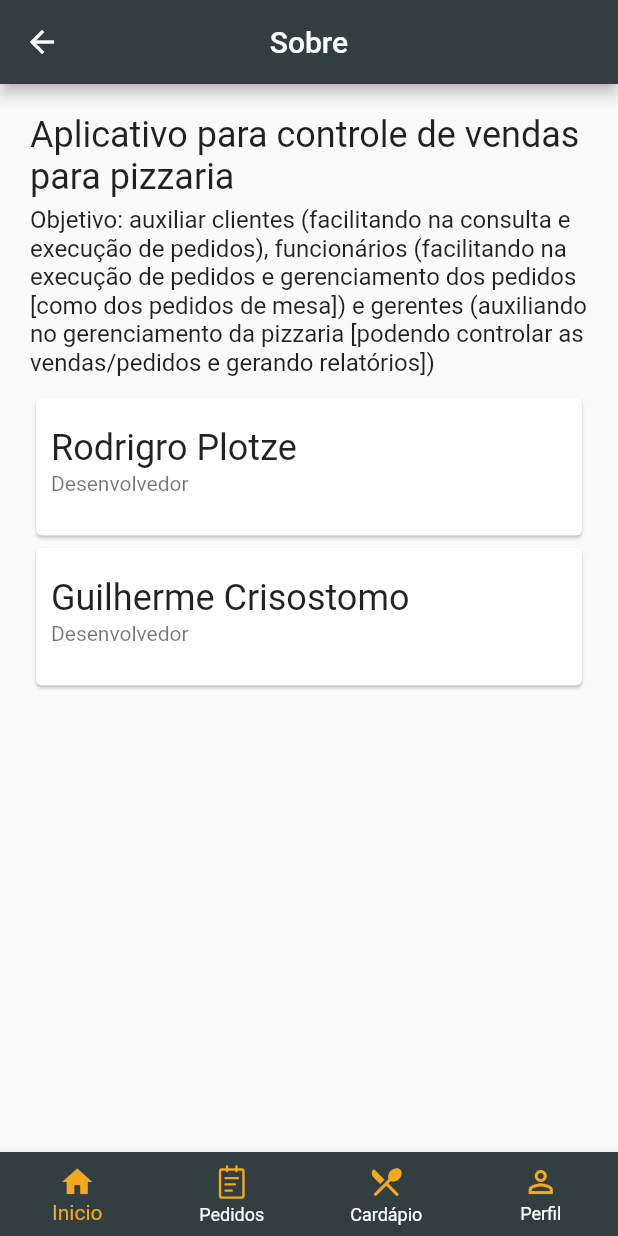
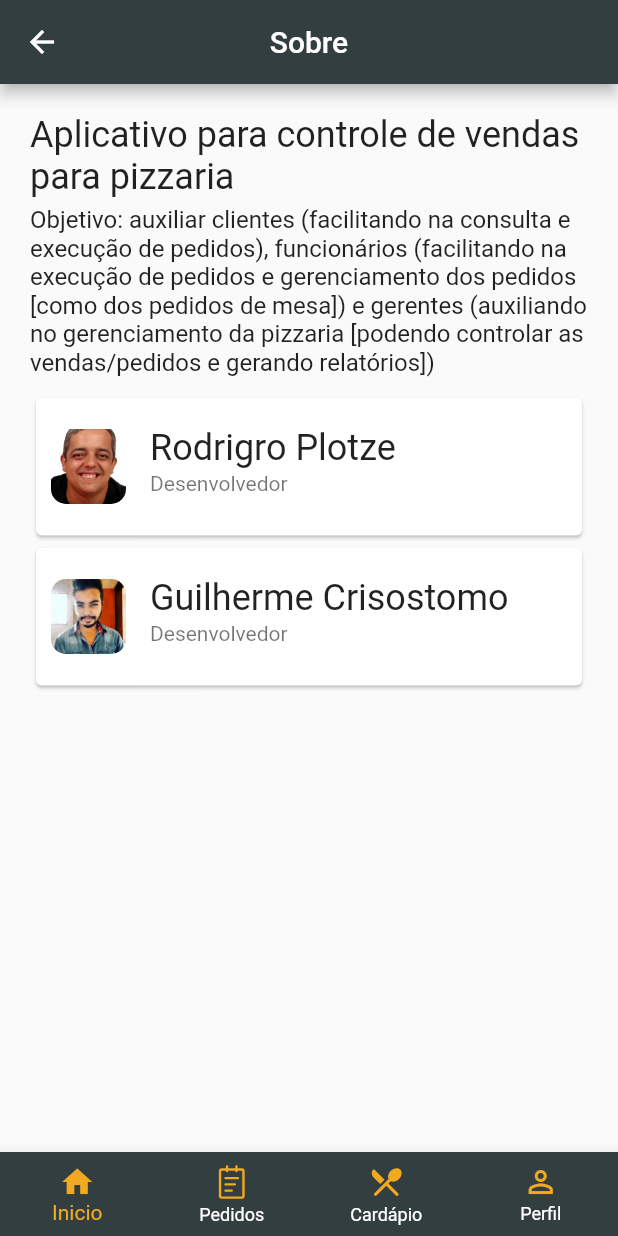
Before and after one commit to flutter-preview/guicrisostomo-tcc, a Flutter app: the ScreenAbout screen opened by its route, on a phone screen of 412 x 824 dp. Run offline on Flutter 3.47's test engine with Material 2 defaults, Android fonts, the phone set to English and light mode, and no system bars; our stand-ins replace flutter_svg, mask_text_input_formatter.

Commit message:
feat: add images into listStuff

```diff
--- a/lib/view/screen_about.dart
+++ b/lib/view/screen_about.dart
@@ -1,5 +1,7 @@
 import 'package:flutter/material.dart';
 import 'package:tcc/widget/bottonNavigationCustomer.dart';
+
+import '../widget/listViewStuff.dart';
 
 class ScreenAbout extends StatelessWidget {
   const ScreenAbout({super.key});
@@ -40,8 +42,8 @@ class ScreenAbout extends StatelessWidget {
 
             const SizedBox(height: 10,),
 
-            listViewStuff('Rodrigro Plotze', 'Desenvolvedor'),
-            listViewStuff('Guilherme Crisostomo', 'Desenvolvedor'),
+            listViewStuff('Rodrigro Plotze', 'Desenvolvedor', 'lib/images/imgProfessor.png'),
+            listViewStuff('Guilherme Crisostomo', 'Desenvolvedor', 'lib/images/imgMe.png'),
           ],
         ),
       ),
@@ -49,24 +51,4 @@ class ScreenAbout extends StatelessWidget {
       bottomNavigationBar: const Bottom(),
     );
   }
-
-  listViewStuff(name, func) {
-    return Card(
-      child: ListTile(
-        contentPadding: const EdgeInsets.all(10),
-
-        title: Text(
-          name,
-          style: const TextStyle(
-            fontSize: 24,
-          ),
-        ),
-
-        subtitle: Text(
-          func,
-        ),
-
-      ),
-    );
-  }
 }
--- /dev/null
+++ b/lib/widget/listViewStuff.dart
@@ -0,0 +1,31 @@
+// ignore_for_file: file_names
+import 'package:flutter/material.dart';
+
+Widget listViewStuff(name, func, img) {
+    return Card(
+      child: ListTile(
+        contentPadding: const EdgeInsets.all(10),
+
+        leading: ClipRRect(
+            borderRadius: BorderRadius.circular(10.0),
+            child: Image.asset(
+              img,
+              height: 50,
+              width: 50,
+            ),
+        ),
+
+        title: Text(
+          name,
+          style: const TextStyle(
+            fontSize: 24,
+          ),
+        ),
+
+        subtitle: Text(
+          func,
+        ),
+
+      ),
+    );
+  }
```
Also changed, not shown: 3 other files.
